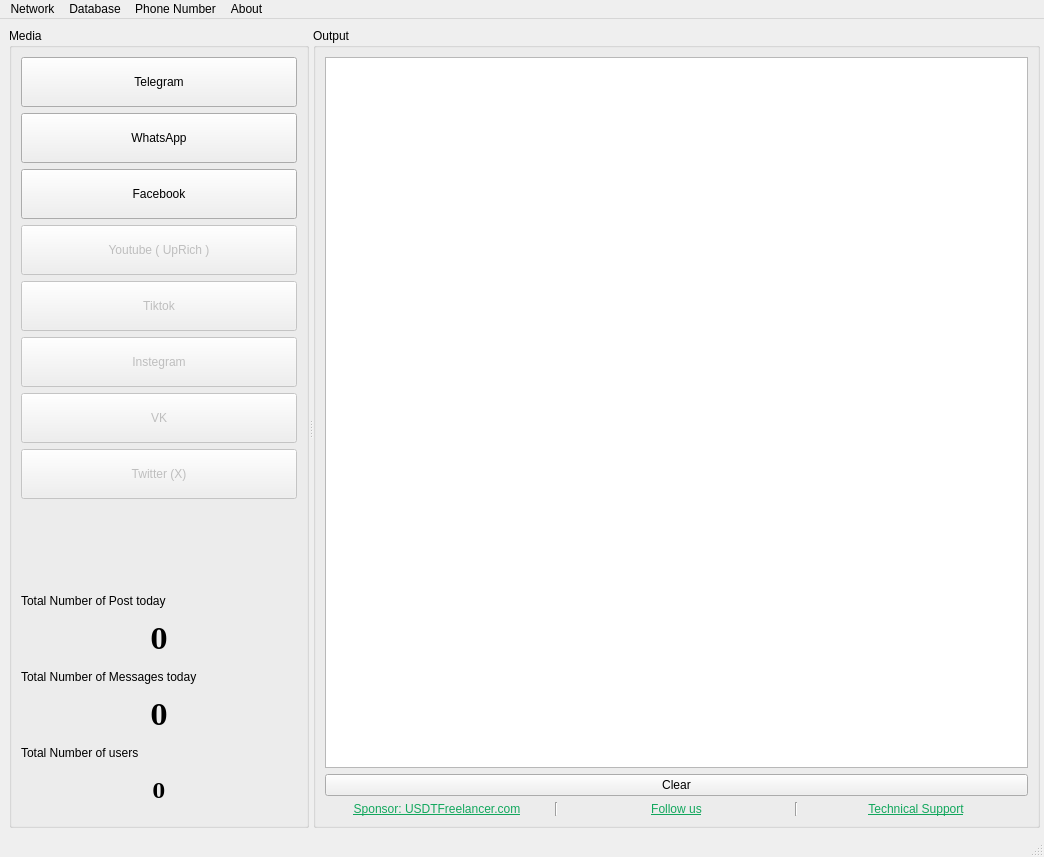
Qt form Interface/mainwindow.ui (Seif-Abaza/MarketingTool) before a commit.
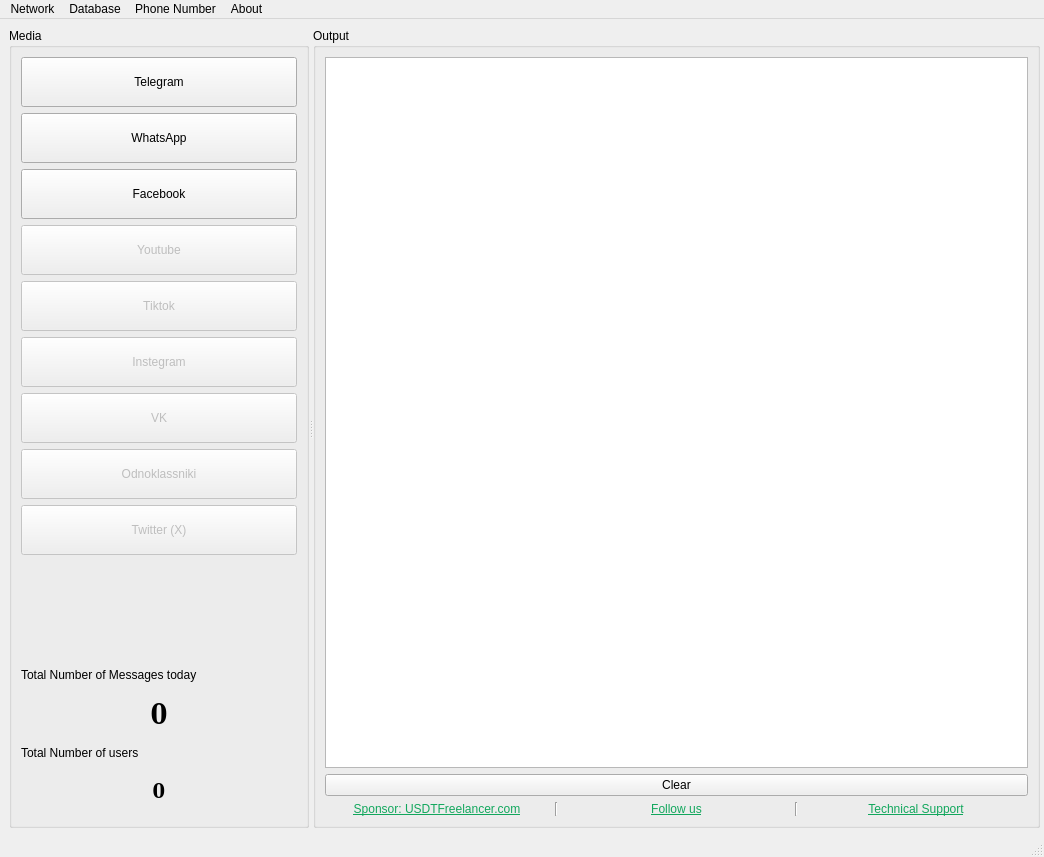
The same form after that commit. Icons and pictures are not drawn.

Diff of the .ui file:
```diff
--- a/Interface/mainwindow.ui
+++ b/Interface/mainwindow.ui
@@ -214,7 +214,7 @@
          </size>
         </property>
         <property name="text">
-         <string>Youtube ( UpRich )</string>
+         <string>Youtube</string>
         </property>
        </widget>
       </item>
@@ -389,6 +389,52 @@
          <cursorShape>PointingHandCursor</cursorShape>
         </property>
         <property name="text">
+         <string>Odnoklassniki</string>
+        </property>
+        <property name="autoDefault">
+         <bool>true</bool>
+        </property>
+        <property name="default">
+         <bool>false</bool>
+        </property>
+        <property name="flat">
+         <bool>false</bool>
+        </property>
+       </widget>
+      </item>
+      <item>
+       <widget class="QPushButton" name="pushButton_9">
+        <property name="enabled">
+         <bool>false</bool>
+        </property>
+        <property name="sizePolicy">
+         <sizepolicy hsizetype="Expanding" vsizetype="Expanding">
+          <horstretch>0</horstretch>
+          <verstretch>0</verstretch>
+         </sizepolicy>
+        </property>
+        <property name="minimumSize">
+         <size>
+          <width>0</width>
+          <height>50</height>
+         </size>
+        </property>
+        <property name="sizeIncrement">
+         <size>
+          <width>0</width>
+          <height>50</height>
+         </size>
+        </property>
+        <property name="baseSize">
+         <size>
+          <width>0</width>
+          <height>50</height>
+         </size>
+        </property>
+        <property name="cursor">
+         <cursorShape>PointingHandCursor</cursorShape>
+        </property>
+        <property name="text">
          <string>Twitter (X)</string>
         </property>
         <property name="autoDefault">
@@ -445,72 +491,6 @@
         </property>
        </widget>
       </item>
-      <item>
-       <widget class="QLabel" name="label_2">
-        <property name="sizePolicy">
-         <sizepolicy hsizetype="Expanding" vsizetype="Expanding">
-          <horstretch>0</horstretch>
-          <verstretch>0</verstretch>
-         </sizepolicy>
-        </property>
-        <property name="maximumSize">
-         <size>
-          <width>16777215</width>
-          <height>20</height>
-         </size>
-        </property>
-        <property name="cursor">
-         <cursorShape>ArrowCursor</cursorShape>
-        </property>
-        <property name="frameShape">
-         <enum>QFrame::Shape::NoFrame</enum>
-        </property>
-        <property name="frameShadow">
-         <enum>QFrame::Shadow::Plain</enum>
-        </property>
-        <property name="lineWidth">
-         <number>0</number>
-        </property>
-        <property name="text">
-         <string>Total Number of Post today</string>
-        </property>
-       </widget>
-      </item>
-      <item>
-       <widget class="QLabel" name="lblpost">
-        <property name="sizePolicy">
-         <sizepolicy hsizetype="Expanding" vsizetype="Expanding">
-          <horstretch>0</horstretch>
-          <verstretch>0</verstretch>
-         </sizepolicy>
-        </property>
-        <property name="minimumSize">
-         <size>
-          <width>0</width>
-          <height>50</height>
-         </size>
-        </property>
-        <property name="maximumSize">
-         <size>
-          <width>16777215</width>
-          <height>60</height>
-         </size>
-        </property>
-        <property name="font">
-         <font>
-          <family>DejaVu Serif Condensed</family>
-          <pointsize>20</pointsize>
-          <bold>true</bold>
-         </font>
-        </property>
-        <property name="text">
-         <string>0</string>
-        </property>
-        <property name="alignment">
-         <set>Qt::AlignmentFlag::AlignCenter</set>
-        </property>
-       </widget>
-      </item>
       <item>
        <widget class="QLabel" name="label_3">
         <property name="sizePolicy">
```
Left out of the diff: 15 changed lines with no effect on the pictures.
